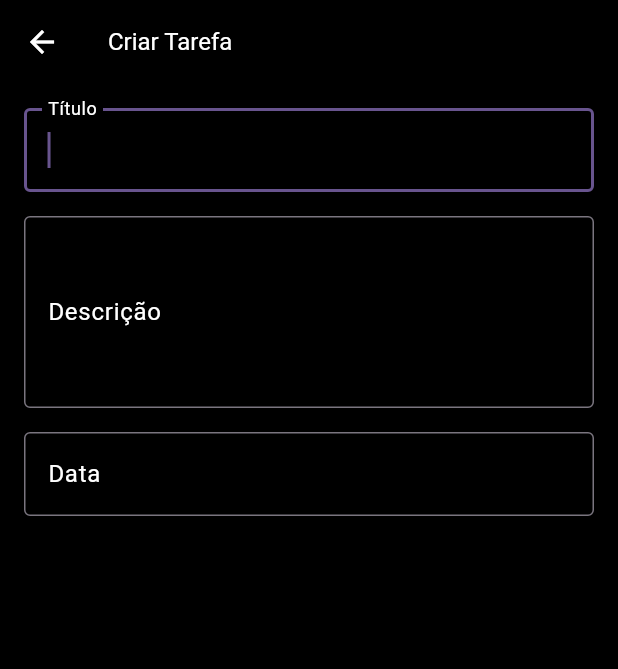
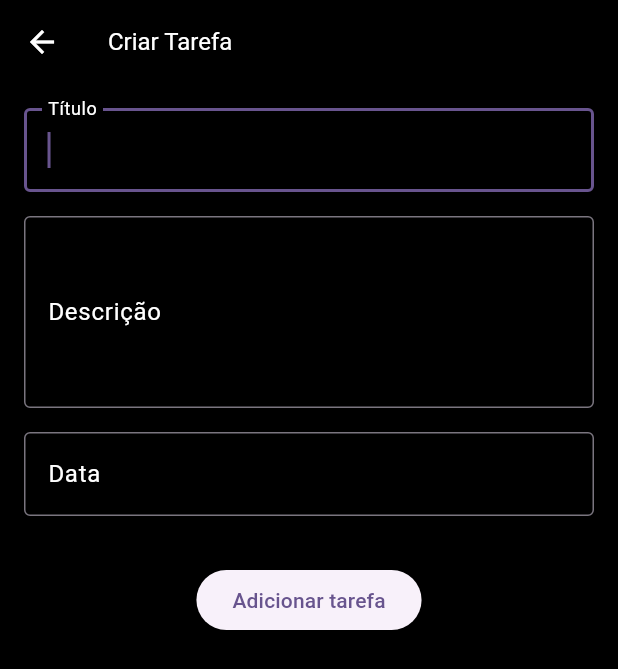
Before and after one commit to lucasfariasm/todo_list_provider, a Flutter app: the AddTodoScreen screen opened directly, on a phone screen of 412 x 824 dp. Shown: the top 669 px of the screen. Run offline on Flutter 3.47's test engine with Material 2 defaults, Android fonts, the phone set to English and light mode, and no system bars; our stand-ins replace flutter_secure_storage; accounts and stored records are empty.

Commit message:
add add task button and checktodo function

```diff
--- a/lib/features/add_todo/screens/add_todo_screen.dart
+++ b/lib/features/add_todo/screens/add_todo_screen.dart
@@ -99,13 +99,19 @@ class _AddTodoScreenState extends State<AddTodoScreen> with SnackBarMixin {
               ),
               const SizedBox(height: 16),
               DateTextInputWidget(
-                addTodo: _addTodo,
                 setDate: (DateTime date) {
                   todoDate = date;
                 },
                 todoDateFN: _todoDateFN,
                 todoDateTEC: _todoDateTEC,
               ),
+              const SizedBox(height: 32),
+              ElevatedButton(
+                onPressed: _addTodo,
+                child: const Text(
+                  'Adicionar tarefa',
+                ),
+              )
             ],
           ),
         ),
--- a/lib/features/add_todo/widgets/date_text_input_widget.dart
+++ b/lib/features/add_todo/widgets/date_text_input_widget.dart
@@ -5,14 +5,12 @@ import 'package:todo_list_provider/shared/widgets/inputs/text_input_widget.dart'
 class DateTextInputWidget extends StatelessWidget {
   final TextEditingController todoDateTEC;
   final FocusNode todoDateFN;
-  final void Function() addTodo;
   final void Function(DateTime date) setDate;
 
   const DateTextInputWidget({
     Key? key,
     required this.todoDateTEC,
     required this.todoDateFN,
-    required this.addTodo,
     required this.setDate,
   }) : super(key: key);
 
@@ -28,7 +26,6 @@ class DateTextInputWidget extends StatelessWidget {
         }
         return null;
       },
-      onFieldSubmitted: (_) => addTodo(),
       textInputAction: TextInputAction.send,
       readOnly: true,
       onTap: () async {
```
Also changed, not shown: lib/features/todos/widgets/todo_checkbox_widget.dart (+5 -2 lines).
